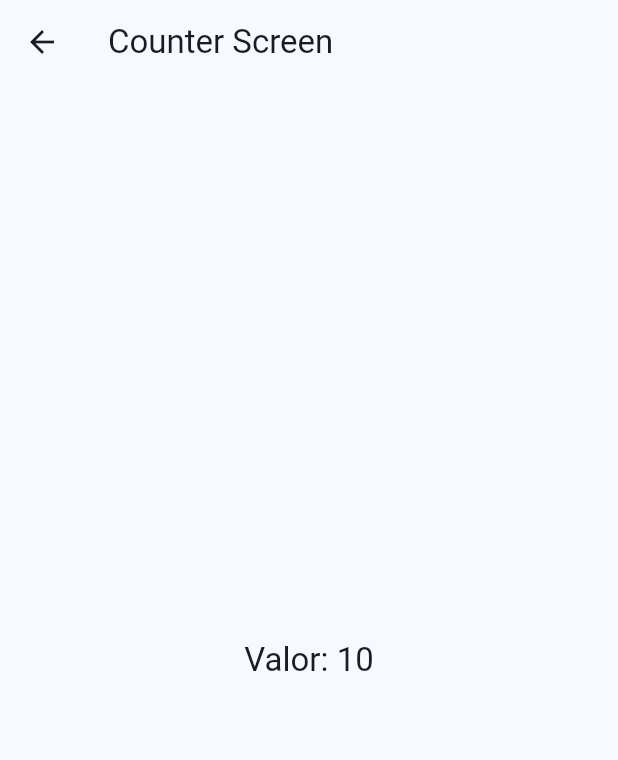
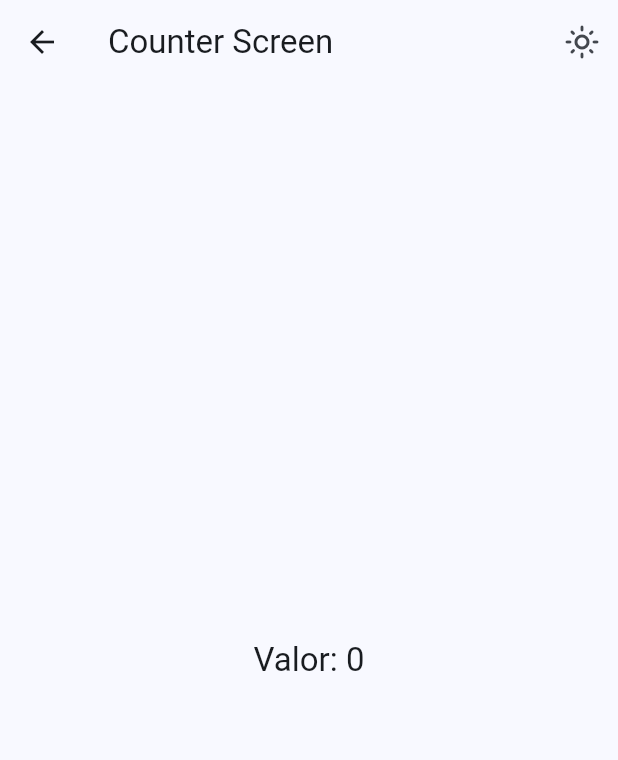
Before and after one commit to CRaez-Dev/flutter-starter, a Flutter app: the screen it shows after launch, after a tap on "Counter Screen", on a phone screen of 412 x 824 dp. Shown: the top 760 px of the screen. Run offline on Flutter 3.47's test engine with Material 3 defaults, Android fonts, the phone set to English and light mode, and no system bars; our stand-ins replace animate_do, dio, flutter_riverpod, go_router, video_player.

Commit message:
[Riverpod - Init]
- First steps with riverpod

```diff
--- a/widgets_app/lib/main.dart
+++ b/widgets_app/lib/main.dart
@@ -1,9 +1,10 @@
 import 'package:flutter/material.dart';
+import 'package:flutter_riverpod/flutter_riverpod.dart';
 import 'package:widgets_app/config/theme/app_theme.dart';
 import 'package:widgets_app/ui/router/app_router.dart';
 
 void main() {
-  runApp(const MainApp());
+  runApp(const ProviderScope(child: MainApp()));
 }
 
 class MainApp extends StatelessWidget {
--- /dev/null
+++ b/widgets_app/lib/ui/providers/counter_provider.dart
@@ -0,0 +1,3 @@
+import 'package:flutter_riverpod/flutter_riverpod.dart';
+
+final counterProvider = StateProvider((ref) => 0);
--- /dev/null
+++ b/widgets_app/lib/ui/providers/theme_provider.dart
@@ -0,0 +1,5 @@
+
+
+import 'package:flutter_riverpod/flutter_riverpod.dart';
+
+final themeProvider = StateProvider((ref) => false);
--- a/widgets_app/lib/ui/screens/counter/counter_screen.dart
+++ b/widgets_app/lib/ui/screens/counter/counter_screen.dart
@@ -1,22 +1,42 @@
+import 'package:animate_do/animate_do.dart';
 import 'package:flutter/material.dart';
+import 'package:flutter_riverpod/flutter_riverpod.dart';
+import 'package:widgets_app/ui/providers/counter_provider.dart';
+import 'package:widgets_app/ui/providers/theme_provider.dart';
 
-class CounterScreen extends StatelessWidget {
+class CounterScreen extends ConsumerWidget {
   static const String name = "counter_screen";
   const CounterScreen({super.key});
 
   @override
-  Widget build(BuildContext context) {
+  Widget build(BuildContext context, WidgetRef ref) {
+    final counterValue = ref.watch(counterProvider);
+    final isDarkMode = ref.watch(themeProvider);
+
     return Scaffold(
       appBar: AppBar(
+        actions: [
+          IconButton(
+              onPressed: () {
+                ref.read(themeProvider.notifier).update((state) => !state);
+              },
+              icon: FadeIn(
+                  child: isDarkMode
+                      ? const Icon(Icons.dark_mode_outlined)
+                      : const Icon(Icons.light_mode_outlined)))
+        ],
         title: const Text("Counter Screen"),
       ),
       body: Center(
           child: Text(
-        "Valor: 10",
+        "Valor: $counterValue",
         style: Theme.of(context).textTheme.titleLarge,
       )),
       floatingActionButton: FloatingActionButton(
-        onPressed: () {},
+        onPressed: () {
+          ref.read(counterProvider.notifier).state++;
+          // ref.read(counterProvider.notifier).update((state) => state + 1);
+        },
         child: const Icon(Icons.add),
       ),
     );
--- a/widgets_app/lib/ui/widgets/side_menu.dart
+++ b/widgets_app/lib/ui/widgets/side_menu.dart
@@ -1,5 +1,3 @@
-import 'dart:io';
-
 import 'package:flutter/material.dart';
 import 'package:go_router/go_router.dart';
 import 'package:widgets_app/config/menu/menu_items.dart';
--- a/widgets_app/pubspec.yaml
+++ b/widgets_app/pubspec.yaml
@@ -10,6 +10,7 @@ dependencies:
   animate_do: ^3.3.3
   flutter:
     sdk: flutter
+  flutter_riverpod: ^2.4.10
   go_router: ^13.2.0
 
 dev_dependencies:
```
Also changed, not shown: widgets_app/pubspec.lock.
